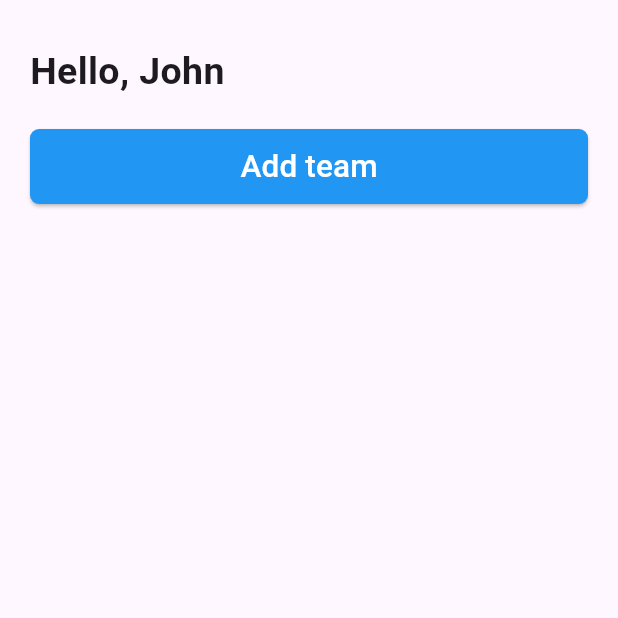
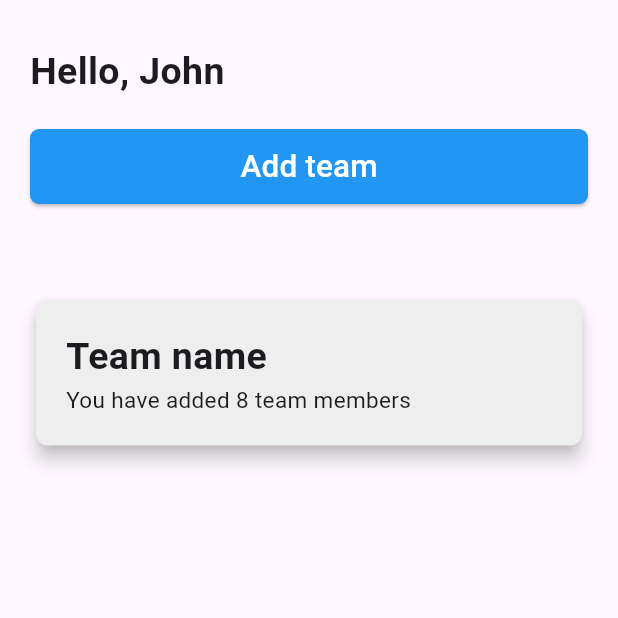
Before and after one commit to awaismubbashar/team_players, a Flutter app: the Home screen opened by its route, on a phone screen of 412 x 824 dp, the top half of it. Run offline on Flutter 3.47's test engine with Material 3 defaults, Android fonts, the phone set to English and light mode, and no system bars.

Commit message:
Created layouts for team players

```diff
--- a/lib/main.dart
+++ b/lib/main.dart
@@ -2,6 +2,7 @@ import 'package:flutter/material.dart';
 import 'package:team_players/screens/add_team.dart';
 import 'package:team_players/screens/home.dart';
 import 'package:team_players/screens/login.dart';
+import 'package:team_players/screens/players.dart';
 import 'package:team_players/screens/signup.dart';
 
 void main() {
@@ -16,10 +17,11 @@ class MyApp extends StatelessWidget {
     return MaterialApp(
       initialRoute: '/',
       routes: {
-        '/': (context) => const Home(),
+        '/': (context) => const AddTeam(),
+        '/players': (context) => const Players(),
         '/addTeam': (context) => const AddTeam(),
         '/home': (context) => const Home(),
-        '/login': (context) => const Signup(),
+        '/login': (context) => const Login(),
         '/signup': (context) => const Signup(),
       },
     );
--- /dev/null
+++ b/lib/model/player.dart
@@ -0,0 +1,8 @@
+import 'package:flutter/cupertino.dart';
+
+class Player {
+  String name;
+  IconData image;
+
+  Player(this.name, this.image);
+}
--- a/lib/screens/home.dart
+++ b/lib/screens/home.dart
@@ -19,10 +19,49 @@ class _HomeState extends State<Home> {
               nameText(),
               const SizedBox(height: 20),
               addTeamButton(),
+              const SizedBox(height: 60),
+              playerTeamCard()
             ],
           ),
         ),
       ),
+    );
+  }
+
+  Column playerTeamCard() {
+    return Column(
+      children: [
+        Row(
+          children: [
+            Expanded(
+              child: Card(
+                color: Colors.grey[200],
+                elevation: 5,
+                shape: RoundedRectangleBorder(
+                  borderRadius: BorderRadius.circular(8),
+                ),
+                child: const Padding(
+                  padding: EdgeInsets.all(20.0),
+                  child: Column(
+                    crossAxisAlignment: CrossAxisAlignment.start,
+                    children: [
+                      Text(
+                        'Team name',
+                        style: TextStyle(
+                            fontWeight: FontWeight.bold, fontSize: 25),
+                      ),
+                      Text(
+                        'You have added 8 team members',
+                        style: TextStyle(fontSize: 15),
+                      )
+                    ],
+                  ),
+                ),
+              ),
+            ),
+          ],
+        ),
+      ],
     );
   }
 
```
Also changed, not shown: lib/screens/add_team.dart (+13 -7 lines), lib/screens/players.dart (added, +58 -0 lines), lib/widgets/general_widgets.dart (+28 -1 lines), pubspec.lock.
